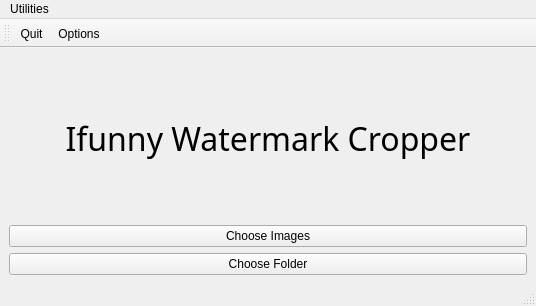
Old version of the form WatermarkCropper/mainwindow.ui in the repository vg16855/Ifunny-Watermark-Cropper.
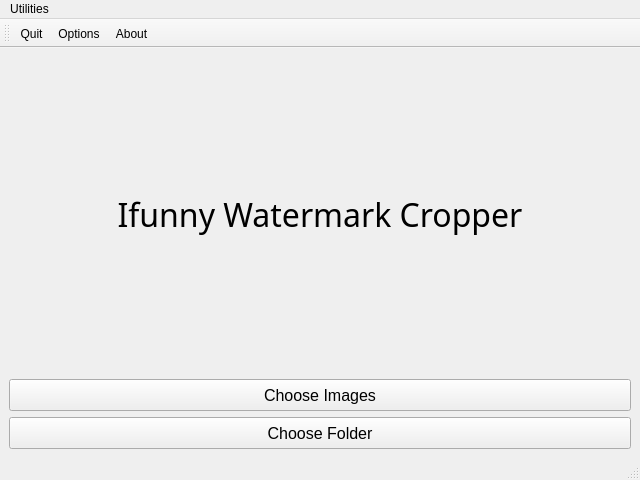
New version of the form. Icons and pictures are not drawn.

What changed in the file:
```diff
--- a/WatermarkCropper/mainwindow.ui
+++ b/WatermarkCropper/mainwindow.ui
@@ -6,13 +6,16 @@
    <rect>
     <x>0</x>
     <y>0</y>
-    <width>536</width>
-    <height>306</height>
+    <width>640</width>
+    <height>480</height>
    </rect>
   </property>
   <property name="windowTitle">
    <string>MainWindow</string>
   </property>
+  <property name="toolButtonStyle">
+   <enum>Qt::ToolButtonIconOnly</enum>
+  </property>
   <widget class="QWidget" name="centralwidget">
    <layout class="QGridLayout" name="gridLayout">
     <item row="0" column="0">
@@ -26,6 +29,9 @@
       <property name="text">
        <string>Ifunny Watermark Cropper</string>
       </property>
+      <property name="textFormat">
+       <enum>Qt::RichText</enum>
+      </property>
       <property name="alignment">
        <set>Qt::AlignCenter</set>
       </property>
@@ -35,16 +41,58 @@
      <layout class="QVBoxLayout" name="verticalLayout">
       <item>
        <widget class="QPushButton" name="chooseImages">
+        <property name="minimumSize">
+         <size>
+          <width>80</width>
+          <height>32</height>
+         </size>
+        </property>
+        <property name="font">
+         <font>
+          <pointsize>12</pointsize>
+         </font>
+        </property>
         <property name="text">
          <string>Choose Images</string>
         </property>
+        <property name="icon">
+         <iconset resource="Resources.qrc">
+          <normaloff>:/MyImages/Images/icons8-picture-32.png</normaloff>:/MyImages/Images/icons8-picture-32.png</iconset>
+        </property>
+        <property name="iconSize">
+         <size>
+          <width>32</width>
+          <height>32</height>
+         </size>
+        </property>
        </widget>
       </item>
       <item>
        <widget class="QPushButton" name="chooseFolder">
+        <property name="minimumSize">
+         <size>
+          <width>80</width>
+          <height>32</height>
+         </size>
+        </property>
+        <property name="font">
+         <font>
+          <pointsize>12</pointsize>
+         </font>
+        </property>
         <property name="text">
          <string>Choose Folder</string>
         </property>
+        <property name="icon">
+         <iconset resource="Resources.qrc">
+          <normaloff>:/Images/icons8-folder-32.png</normaloff>:/Images/icons8-folder-32.png</iconset>
+        </property>
+        <property name="iconSize">
+         <size>
+          <width>32</width>
+          <height>32</height>
+         </size>
+        </property>
        </widget>
       </item>
      </layout>
@@ -56,7 +104,7 @@
     <rect>
      <x>0</x>
      <y>0</y>
-     <width>536</width>
+     <width>640</width>
      <height>21</height>
     </rect>
    </property>
@@ -83,6 +131,7 @@
    </attribute>
    <addaction name="actionQuit"/>
    <addaction name="actionOptions"/>
+   <addaction name="actionAbout"/>
   </widget>
   <action name="actionOptions">
    <property name="icon">
```
Left out of the diff: 6 changed lines with no effect on the pictures.
